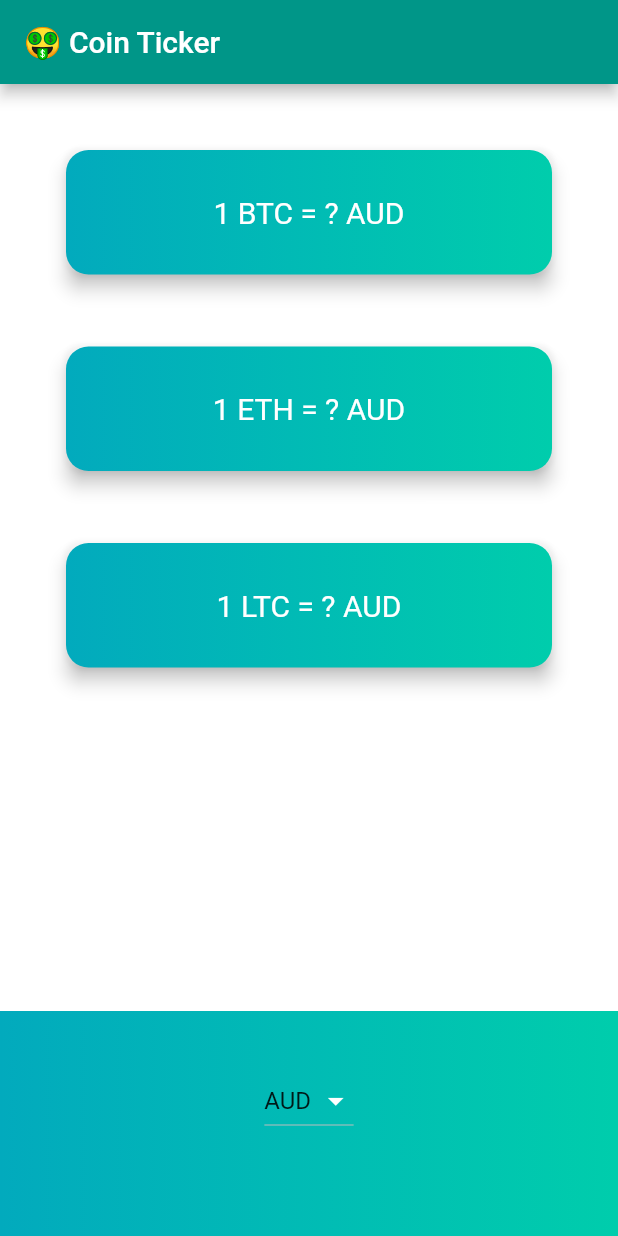
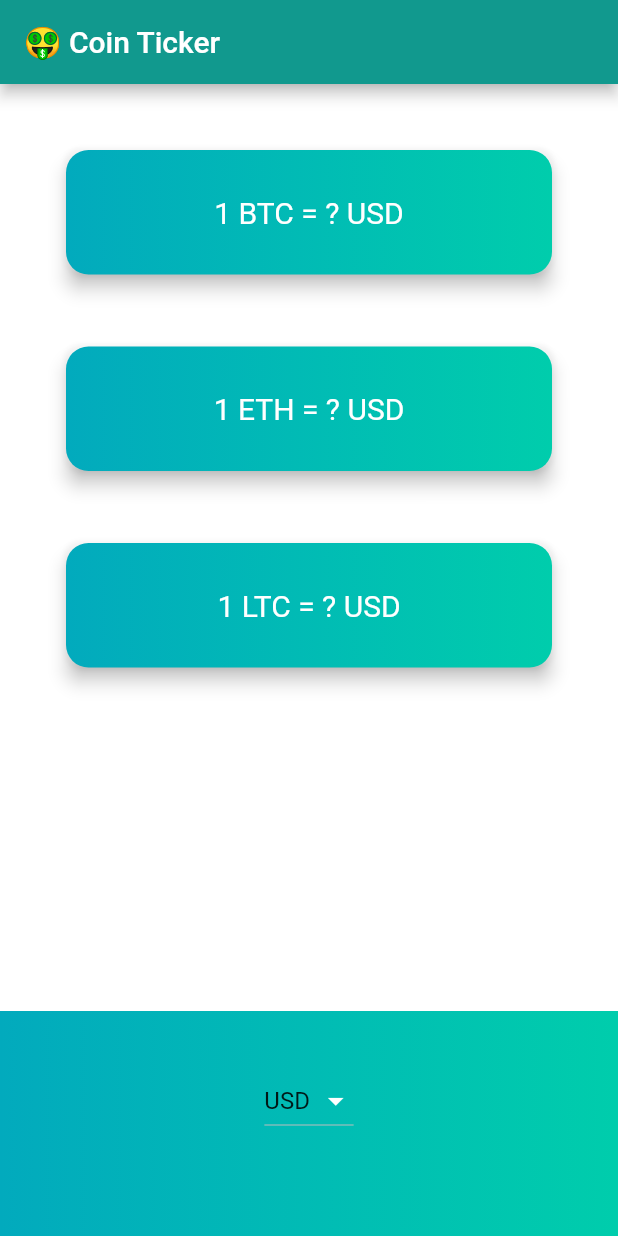
Before and after one commit to He5am/BitcoinTicker, a Flutter app: the screen it shows after launch, on a phone screen of 412 x 824 dp. Run offline on Flutter 3.47's test engine with Material 2 defaults, Android fonts, the phone set to English and light mode, and no system bars; network calls fail.

Commit message:
Change Theme version 2

```diff
--- a/lib/coin_data.dart
+++ b/lib/coin_data.dart
@@ -2,7 +2,7 @@ import 'dart:convert';
 import 'package:http/http.dart' as http;
 
 const List<String> currenciesList = [
-  'AUD',
+  'USD',
   'BRL',
   'CAD',
   'CNY',
@@ -21,7 +21,7 @@ const List<String> currenciesList = [
   'RUB',
   'SEK',
   'SGD',
-  'USD',
+  'AUD',
   'ZAR'
 ];
 
@@ -31,7 +31,7 @@ const List<String> cryptoList = [
   'LTC',
 ];
 const coinAPIURL = 'https://rest.coinapi.io/v1/exchangerate';
-const apiKey = "11A6E558-31CD-4282-B877-D2396608869B";
+const apiKey = "4E70B071-8DC7-47EA-BDF8-D2FCC286E138";
 
 class CoinData {
   Future getCoinData(String selectedCurrency) async {
--- a/lib/main.dart
+++ b/lib/main.dart
@@ -5,20 +5,20 @@ import 'price_screen.dart';
 
 void main() => runApp(MyApp());
 
-// MaterialColor myGreen = const MaterialColor(0xFF11998e,
-//     // ignore: unnecessary_const
-//     const {
-//       50: Color.fromRGBO(17, 153, 142, 1),
-//       100: Color.fromRGBO(15, 138, 128, 1),
-//       200: Color.fromRGBO(14, 122, 114, 1),
-//       300: Color.fromRGBO(12, 107, 99, 1),
-//       400: Color.fromRGBO(10, 92, 85, 1),
-//       500: Color.fromRGBO(9, 77, 71, 1),
-//       600: Color.fromRGBO(7, 61, 57, 1),
-//       700: Color.fromRGBO(5, 46, 43, 1),
-//       800: Color.fromRGBO(3, 31, 28, 1),
-//       900: Color.fromRGBO(2, 15, 14, 1),
-//     });
+MaterialColor myGreen = const MaterialColor(0xFF11998e,
+    // ignore: unnecessary_const
+    const {
+      50: Color.fromRGBO(17, 153, 142, 1),
+      100: Color.fromRGBO(15, 138, 128, 1),
+      200: Color.fromRGBO(14, 122, 114, 1),
+      300: Color.fromRGBO(12, 107, 99, 1),
+      400: Color.fromRGBO(10, 92, 85, 1),
+      500: Color.fromRGBO(9, 77, 71, 1),
+      600: Color.fromRGBO(7, 61, 57, 1),
+      700: Color.fromRGBO(5, 46, 43, 1),
+      800: Color.fromRGBO(3, 31, 28, 1),
+      900: Color.fromRGBO(2, 15, 14, 1),
+    });
 // use MaterialColor: myGreen.shade100,myGreen.shade500 ...
 
 class MyApp extends StatelessWidget {
@@ -27,7 +27,7 @@ class MyApp extends StatelessWidget {
     return MaterialApp(
       debugShowCheckedModeBanner: false,
       theme: ThemeData(
-          primarySwatch: Colors.teal, scaffoldBackgroundColor: Colors.white),
+          primarySwatch: myGreen, scaffoldBackgroundColor: Colors.white),
       home: PriceScreen(),
     );
   }
--- a/lib/price_screen.dart
+++ b/lib/price_screen.dart
@@ -11,7 +11,7 @@ class PriceScreen extends StatefulWidget {
 }
 
 class _PriceScreenState extends State<PriceScreen> {
-  String selectedCurrency = 'AUD';
+  String selectedCurrency = 'USD';
 
   DropdownButton<String> androidDropdown() {
     List<DropdownMenuItem<String>> dropdownItems = [];
```
